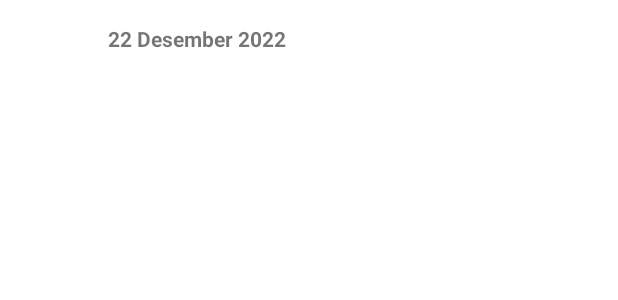
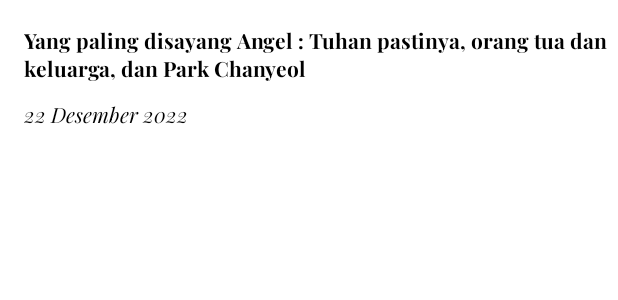
Before and after one commit to angelsilaban/Angel-Maria-Magdalena-Silaban_6706210052_Newser_Assessment3, an Android app: the layout item_history.xml on its own in the app's theme, with its tools: preview values and no code run, on a phone screen of 412 x 824 dp. Shown: the top 300 px of the screen. Run offline under Robolectric (Android 15) with nearby library versions, the phone set to English and light mode, and no system bars.

Commit message:
Error and Debugging History (Final)

```diff
--- a/app/src/main/java/org/d3if0052/newser/fragment/HomeFragment.kt
+++ b/app/src/main/java/org/d3if0052/newser/fragment/HomeFragment.kt
@@ -46,11 +46,6 @@ class HomeFragment : Fragment(), View.OnClickListener {
         (activity as AppCompatActivity).supportActionBar?.title = "Newser"
         (activity as HomePageActivity).hideUpButton()
 
-//        binding.addComment.setOnClickListener {
-//            findNavController().navigate(
-//                R.id.action_homeFragment_to_requestBeritaFragment)
-//        }
-
         val buttonLihatBerita: Button = view.findViewById(R.id.button_lihat_berita)
 
         buttonLihatBerita.setOnClickListener(this)
--- a/app/src/main/java/org/d3if0052/newser/fragment/LihatBeritaUtamaFragment.kt
+++ b/app/src/main/java/org/d3if0052/newser/fragment/LihatBeritaUtamaFragment.kt
@@ -44,7 +44,6 @@ class LihatBeritaUtamaFragment : Fragment() {
         shareIntent.setType("text/plain").putExtra(Intent.EXTRA_TEXT, message)
         if (shareIntent.resolveActivity(
                 requireActivity().packageManager) != null) {
-//                    startActivity(Intent.createChooser(shareIntent, "share to "))
             startActivity(shareIntent)
 
         }
--- a/app/src/main/java/org/d3if0052/newser/ui/main/history/HistoryAdapter.kt
+++ b/app/src/main/java/org/d3if0052/newser/ui/main/history/HistoryAdapter.kt
@@ -35,7 +35,7 @@ class HistoryAdapter : ListAdapter<News, HistoryAdapter.ViewHolder>(DIFF_CALLBAC
 
         fun bind(item: News) {
             binding.tanggaltv.text = dateFormatter.format(Date(item.tanggal))
-            binding.kategoritv.text = item.judul
+            binding.judultv.text = item.judul
         }
     }
 
--- a/app/src/main/res/layout/item_history.xml
+++ b/app/src/main/res/layout/item_history.xml
@@ -6,31 +6,34 @@
     android:layout_width="match_parent"
     android:layout_height="wrap_content">
 
+    <LinearLayout
+        android:layout_width="match_parent"
+        android:layout_height="match_parent"
+        android:orientation="vertical">
+
+    <TextView
+        android:id="@+id/judultv"
+        android:layout_width="wrap_content"
+        android:layout_height="wrap_content"
+        android:layout_marginStart="16dp"
+        android:layout_marginTop="16dp"
+        android:textStyle="bold"
+        app:layout_constraintTop_toTopOf="parent"
+        tools:text="Yang paling disayang Angel : Tuhan pastinya, orang tua dan keluarga, dan Park Chanyeol"
+        android:textColor="@color/black"
+        android:fontFamily="@font/playfairdisplaybold"/>
+
     <TextView
         android:id="@+id/tanggaltv"
         android:layout_width="wrap_content"
         android:layout_height="wrap_content"
         android:layout_marginStart="16dp"
-        android:layout_marginTop="16dp"
-        android:textStyle="bold"
-        app:layout_constraintStart_toEndOf="@+id/kategoritv"
+        android:layout_marginTop="10dp"
+        app:layout_constraintStart_toEndOf="@+id/judultv"
         app:layout_constraintTop_toTopOf="parent"
-        tools:text="22 Desember 2022" />
-
-    <TextView
-        android:id="@+id/kategoritv"
-        android:layout_width="40dp"
-        android:layout_height="40dp"
-        android:layout_marginStart="16dp"
-        android:layout_marginTop="8dp"
-        android:layout_marginBottom="8dp"
-        android:gravity="center"
-        android:textColor="@color/white"
-        android:textSize="20sp"
-        app:layout_constraintBottom_toBottomOf="parent"
-        app:layout_constraintStart_toStartOf="parent"
-        app:layout_constraintTop_toTopOf="parent"
-        tools:text="W" />
+        tools:text="22 Desember 2022"
+        android:textColor="@color/black"
+        android:fontFamily="@font/playfairdisplayitalic"/>
 
 
     <TextView
@@ -44,4 +47,5 @@
         app:layout_constraintStart_toStartOf="@+id/tanggaltv"
         app:layout_constraintTop_toBottomOf="@+id/tanggaltv"
         tools:text="" />
+    </LinearLayout>
 </androidx.constraintlayout.widget.ConstraintLayout>
--- a/app/src/main/res/values/strings.xml
+++ b/app/src/main/res/values/strings.xml
@@ -14,7 +14,7 @@
     <string name="internasional">Internasional</string>
     <string name="olahraga">Olahraga</string>
     <string name="ekonomi">Ekonomi</string>
-    <string name="bagikan_berita">Bagikan berita</string>
+    <string name="bagikan_berita">Sandiaga Duduk Sebelah Prabowo di Istana, Janjian Ketemu Lagi</string>
     <string name="hapus_history">Hapus History</string>
     <string name="konfirmasi_hapus">Hapus semua histori?</string>
     <string name="hapus">Hapus</string>
```
